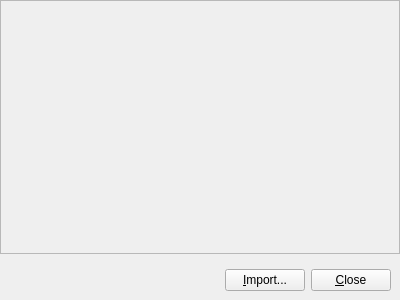
Before: the Qt Designer form ProfileInterface.ui in SyDevTeam/gta5view, drawn with Qt 5.
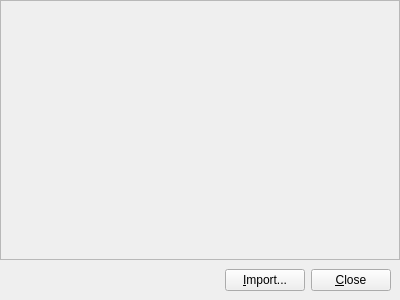
After: the same form once the commit is applied. The open tabs and pages were chosen to show the change.

The edit to the form file:
```diff
--- a/ProfileInterface.ui
+++ b/ProfileInterface.ui
@@ -14,6 +14,9 @@
    <string>Profile Interface</string>
   </property>
   <layout class="QVBoxLayout" name="vlProfileInterface">
+   <property name="spacing">
+    <number>0</number>
+   </property>
    <property name="leftMargin">
     <number>0</number>
    </property>
@@ -106,7 +109,7 @@
             <x>0</x>
             <y>0</y>
             <width>398</width>
-            <height>251</height>
+            <height>257</height>
            </rect>
           </property>
           <layout class="QVBoxLayout" name="vlProfile">
```
